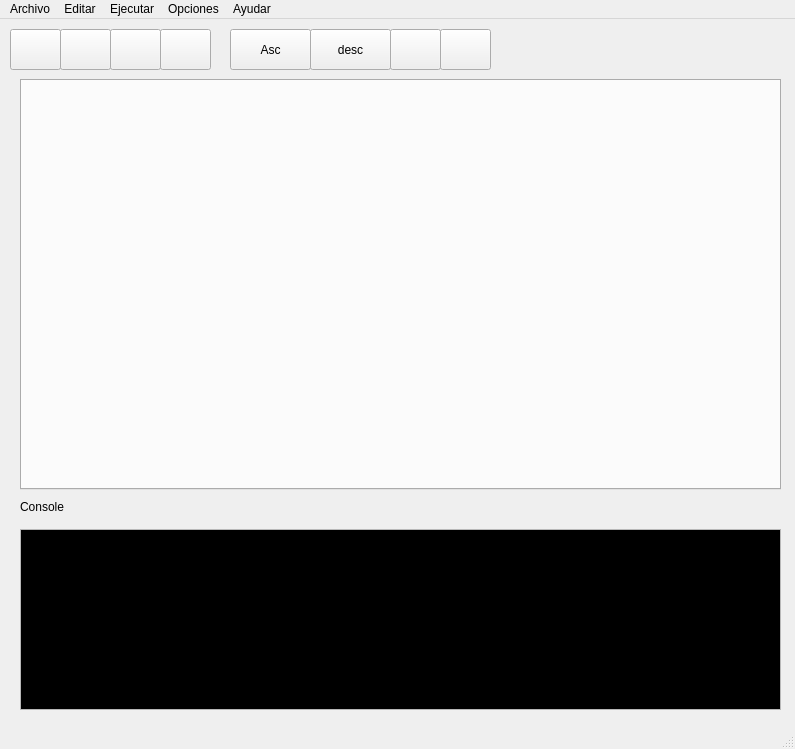
This is ui/main.ui in herberthobregon/compi2py as Qt 5 draws it before an edit. The edited form follows.
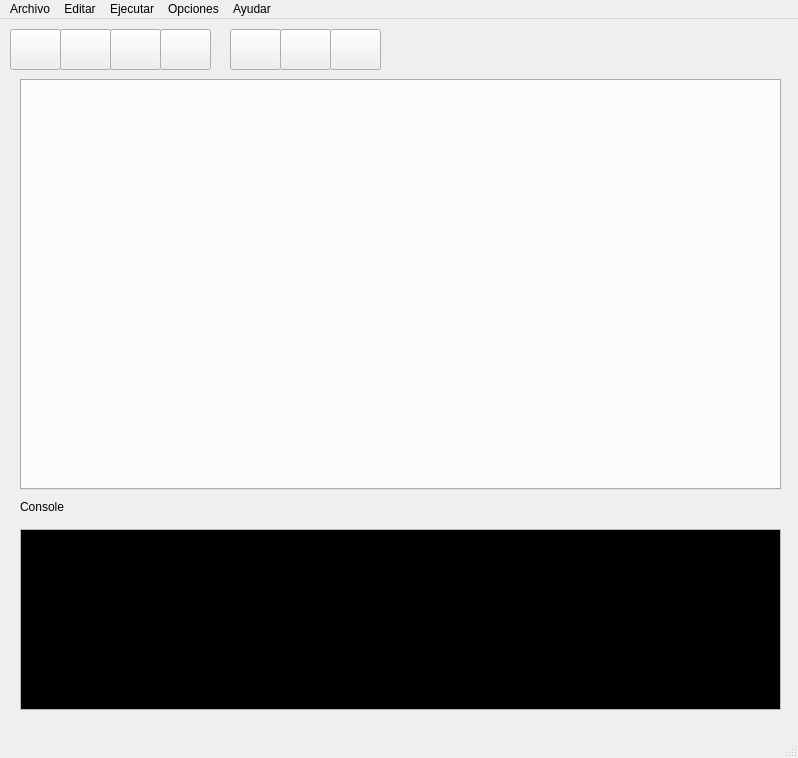
This is the edited form. Icons and pictures are not drawn.

```diff
--- a/ui/main.ui
+++ b/ui/main.ui
@@ -6,8 +6,8 @@
             <rect>
                 <x>0</x>
                 <y>0</y>
-                <width>795</width>
-                <height>749</height>
+    <width>798</width>
+    <height>758</height>
             </rect>
         </property>
         <property name="windowTitle">
@@ -53,34 +53,7 @@
                 </property>
                 <property name="icon">
                     <iconset>
-                        <normaloff>../static/icons/twotone_save_black_36dp.png</normaloff>
-                        ../static/icons/twotone_save_black_36dp.png
-                    </iconset>
-                </property>
-                <property name="iconSize">
-                    <size>
-                        <width>24</width>
-                        <height>24</height>
-                    </size>
-                </property>
-            </widget>
-            <widget class="QPushButton" name="btnRunAsc">
-                <property name="geometry">
-                    <rect>
-                        <x>230</x>
-                        <y>10</y>
-                        <width>81</width>
-                        <height>41</height>
-                    </rect>
-                </property>
-                <property name="text">
-                    <string>Asc</string>
-                </property>
-                <property name="icon">
-                    <iconset>
-                        <normaloff>../static/icons/twotone_play_circle_filled_black_24dp.png</normaloff>
-                        ../static/icons/twotone_play_circle_filled_black_24dp.png
-                    </iconset>
+      <normaloff>../static/icons/twotone_save_black_36dp.png</normaloff>../static/icons/twotone_save_black_36dp.png</iconset>
                 </property>
                 <property name="iconSize">
                     <size>
@@ -92,7 +65,7 @@
             <widget class="QPushButton" name="btnDebug">
                 <property name="geometry">
                     <rect>
-                        <x>390</x>
+      <x>280</x>
                         <y>10</y>
                         <width>51</width>
                         <height>41</height>
@@ -142,7 +115,7 @@
             <widget class="QPushButton" name="btnStopRun">
                 <property name="geometry">
                     <rect>
-                        <x>440</x>
+      <x>330</x>
                         <y>10</y>
                         <width>51</width>
                         <height>41</height>
@@ -334,14 +307,14 @@
             <widget class="QPushButton" name="btnRunDesc">
                 <property name="geometry">
                     <rect>
-                        <x>310</x>
+      <x>230</x>
                         <y>10</y>
-                        <width>81</width>
+      <width>51</width>
                         <height>41</height>
                     </rect>
                 </property>
                 <property name="text">
-                    <string>desc</string>
+     <string/>
                 </property>
                 <property name="icon">
                     <iconset>
@@ -362,7 +335,7 @@
                 <rect>
                     <x>0</x>
                     <y>0</y>
-                    <width>795</width>
+     <width>798</width>
                     <height>22</height>
                 </rect>
             </property>
@@ -406,16 +379,16 @@
                 <property name="title">
                     <string>Ayudar</string>
                 </property>
-                <addaction name="actionAcerca_de" />
-                <addaction name="actionManuales" />
-            </widget>
-            <addaction name="menuArchivo" />
-            <addaction name="menuEditar" />
-            <addaction name="menuEjecutar" />
-            <addaction name="menuOpciones" />
-            <addaction name="menuAyudar" />
-        </widget>
-        <widget class="QStatusBar" name="statusbar" />
+    <addaction name="actionAcerca_de"/>
+    <addaction name="actionManuales"/>
+   </widget>
+   <addaction name="menuArchivo"/>
+   <addaction name="menuEditar"/>
+   <addaction name="menuEjecutar"/>
+   <addaction name="menuOpciones"/>
+   <addaction name="menuAyudar"/>
+  </widget>
+  <widget class="QStatusBar" name="statusbar"/>
         <action name="actionNuevo">
             <property name="text">
                 <string>Nuevo</string>
```
Left out of the diff: 186 changed lines with no effect on the pictures. Lines whose indentation alone changed are shown as unchanged.
